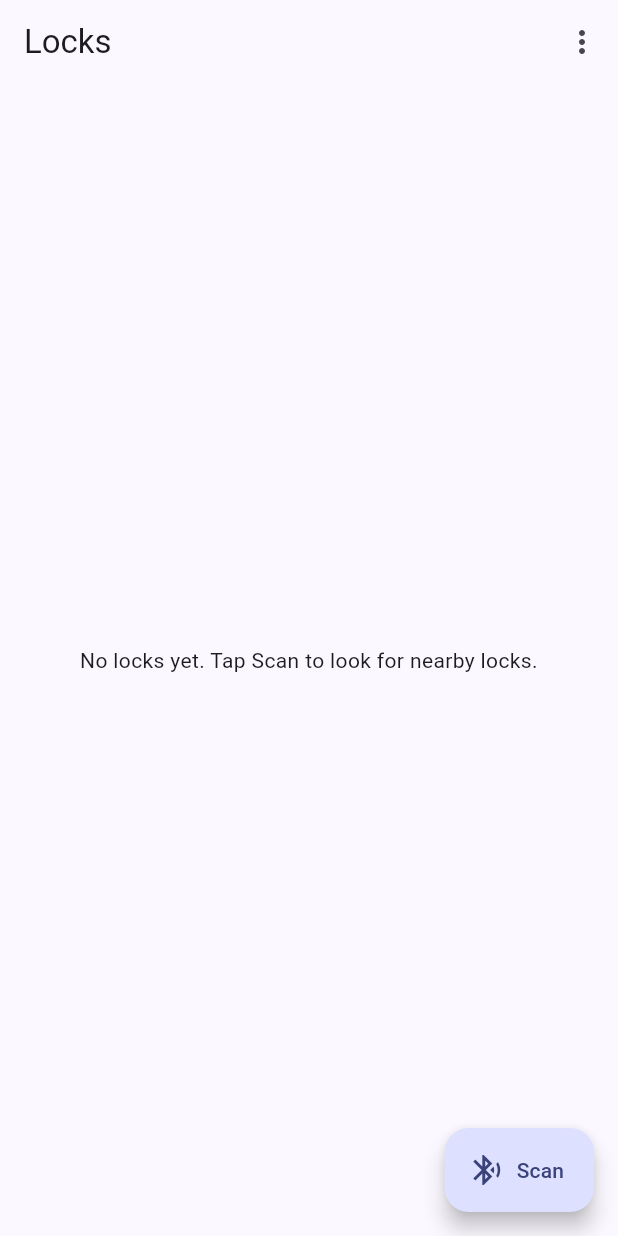
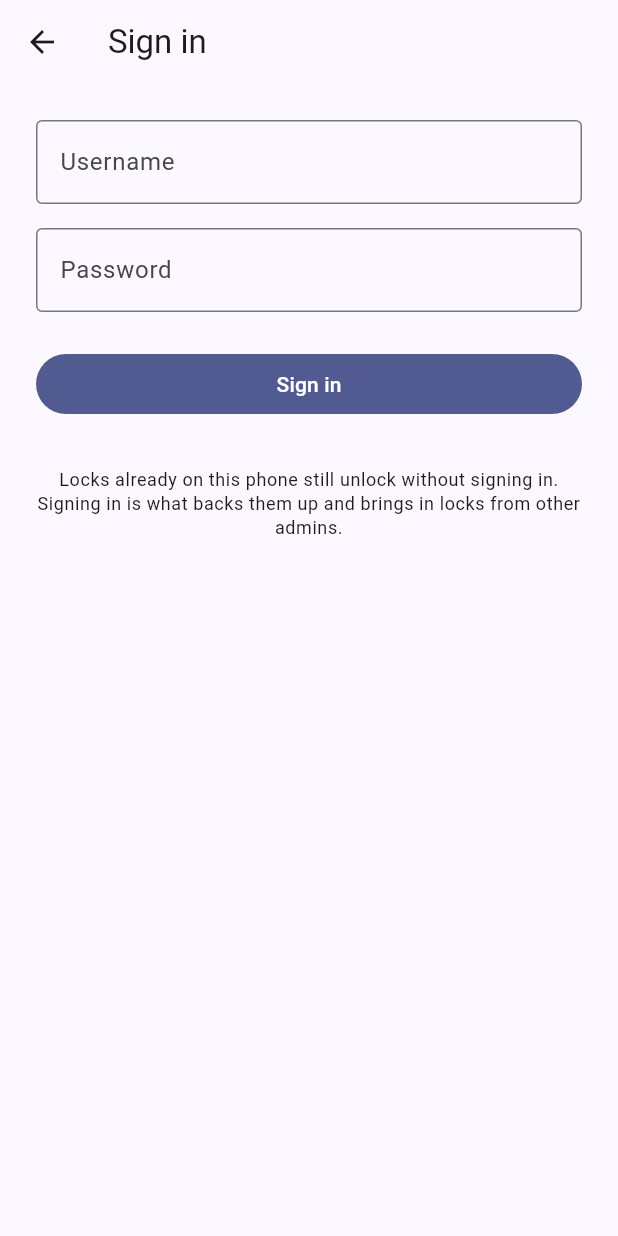
Before and after one commit to PasinduTY/ttlock-app, a Flutter app: the screen it shows after launch, on a phone screen of 412 x 824 dp. Run offline on Flutter 3.47's test engine with Material 3 defaults, Android fonts, the phone set to English and light mode, and no system bars; our stand-ins replace flutter_secure_storage, permission_handler.

Commit message:
Add login screen, remembered sessions, and sign-out

```diff
--- /dev/null
+++ b/lib/login_page.dart
@@ -0,0 +1,164 @@
+import 'package:flutter/material.dart';
+
+import 'backend_client.dart';
+import 'session_store.dart';
+
+/// Signs an admin in. Pops with the new [Session] on success, or with null if
+/// the user goes back without signing in.
+///
+/// Shown on top of the lock list, never instead of it: locks already on the
+/// phone must open even when the server is down or the login has expired.
+class LoginPage extends StatefulWidget {
+  const LoginPage({
+    super.key,
+    required this.backend,
+    required this.sessions,
+    this.reason,
+  });
+
+  final BackendClient backend;
+  final SessionStore sessions;
+
+  /// Why the user is here, if not simply "first start", e.g. an expired login.
+  final String? reason;
+
+  @override
+  State<LoginPage> createState() => _LoginPageState();
+}
+
+class _LoginPageState extends State<LoginPage> {
+  final _username = TextEditingController();
+  final _password = TextEditingController();
+
+  bool _busy = false;
+  String? _error;
+
+  @override
+  void dispose() {
+    _username.dispose();
+    _password.dispose();
+    super.dispose();
+  }
+
+  Future<void> _signIn() async {
+    final username = _username.text.trim();
+    final password = _password.text;
+    if (username.isEmpty || password.isEmpty) {
+      setState(() => _error = 'Enter your username and password.');
+      return;
+    }
+
+    setState(() {
+      _busy = true;
+      _error = null;
+    });
+
+    final result = await widget.backend.login(username, password);
+    if (!mounted) return;
+
+    switch (result) {
+      case BackendOk(value: final session):
+        try {
+          // Save first, then use: a login that isn't remembered would just
+          // ask again on the next start.
+          await widget.sessions.save(session);
+        } catch (error) {
+          debugPrint('Could not save the session: $error');
+          setState(() {
+            _busy = false;
+            _error = 'Signed in, but this phone could not store the login.';
+          });
+          return;
+        }
+        widget.backend.token = session.token;
+        if (mounted) Navigator.pop(context, session);
+        return;
+      case BackendUnauthorized():
+        // Same words whichever was wrong, as the server deliberately won't say.
+        _showError('Wrong username or password.');
+        // Clearing the password makes a retry a fresh attempt, not an edit.
+        _password.clear();
+      case BackendUnreachable(:final reason):
+        _showError(
+          "Can't reach the server ($reason).\n"
+          'Is it running, and is the USB cable connected with adb reverse set?',
+        );
+      case BackendError(:final reason):
+        _showError(reason);
+    }
+  }
+
+  void _showError(String message) {
+    setState(() {
+      _busy = false;
+      _error = message;
+    });
+  }
+
+  @override
+  Widget build(BuildContext context) {
+    final theme = Theme.of(context);
+
+    return Scaffold(
+      appBar: AppBar(title: const Text('Sign in')),
+      body: SafeArea(
+        child: ListView(
+          padding: const EdgeInsets.all(24),
+          children: [
+            if (widget.reason != null) ...[
+              Text(widget.reason!, style: theme.textTheme.bodyLarge),
+              const SizedBox(height: 24),
+            ],
+            TextField(
+              controller: _username,
+              enabled: !_busy,
+              autofillHints: const [AutofillHints.username],
+              autocorrect: false,
+              textInputAction: TextInputAction.next,
+              decoration: const InputDecoration(
+                labelText: 'Username',
+                border: OutlineInputBorder(),
+              ),
+            ),
+            const SizedBox(height: 16),
+            TextField(
+              controller: _password,
+              enabled: !_busy,
+              obscureText: true,
+              autofillHints: const [AutofillHints.password],
+              textInputAction: TextInputAction.done,
+              onSubmitted: (_) => _signIn(),
+              decoration: const InputDecoration(
+                labelText: 'Password',
+                border: OutlineInputBorder(),
+              ),
+            ),
+            if (_error != null) ...[
+              const SizedBox(height: 16),
+              Text(_error!, style: TextStyle(color: theme.colorScheme.error)),
+            ],
+            const SizedBox(height: 24),
+            FilledButton(
+              onPressed: _busy ? null : _signIn,
+              child: _busy
+                  ? const SizedBox(
+                      width: 18,
+                      height: 18,
+                      child: CircularProgressIndicator(strokeWidth: 2),
+                    )
+                  : const Text('Sign in'),
+            ),
+            const SizedBox(height: 32),
+            Text(
+              'Locks already on this phone still unlock without signing in. '
+              'Signing in is what backs them up and brings in locks from '
+              'other admins.',
+              style: theme.textTheme.bodySmall,
+              textAlign: TextAlign.center,
+            ),
+          ],
+        ),
+      ),
+    );
+  }
+}
```
Also changed, not shown: lib/main.dart (+155 -5 lines), 1 other file.
